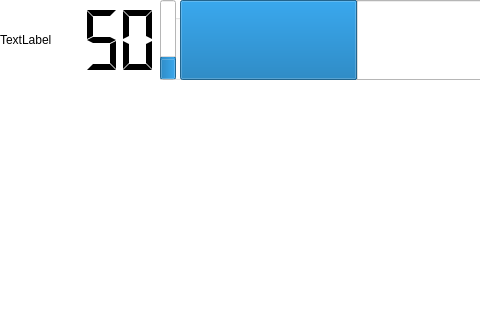
Before: the Qt Designer form client/src/MainWindow.ui in name1e5s/MemoryGame, drawn with Qt 5; both pictures show x 0 to 480 and y 0 to 320 of the 1080 by 720 pixel window.
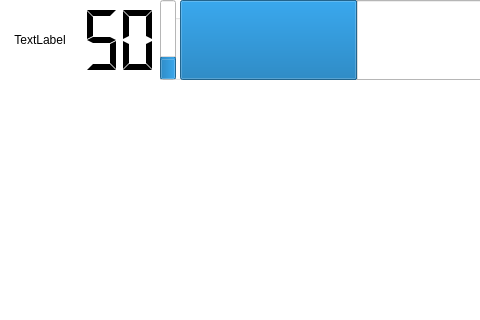
After: the same form once the commit is applied.

What changed in the file:
```diff
--- a/client/src/MainWindow.ui
+++ b/client/src/MainWindow.ui
@@ -114,6 +114,9 @@
      <property name="text">
       <string>TextLabel</string>
      </property>
+     <property name="alignment">
+      <set>Qt::AlignCenter</set>
+     </property>
     </widget>
     <widget class="QProgressBar" name="updateProgress">
      <property name="geometry">
```
